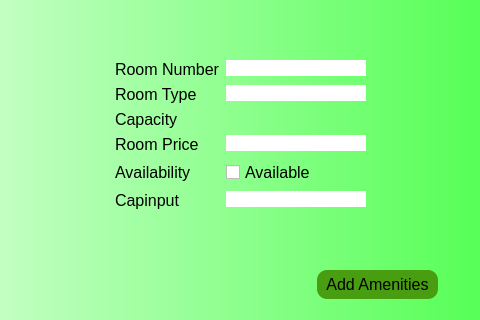
Above: mainwindow.ui from Nickolas-Skai/OOP-FINAL before the change; both pictures show x 275 to 755 and y 198 to 518 of the 1140 by 743 pixel window. Below: the same form after it.
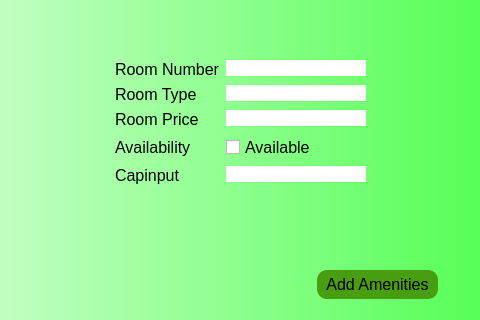
That is the form after the change. Icons and pictures are not drawn.

Patch:
```diff
--- a/mainwindow.ui
+++ b/mainwindow.ui
@@ -944,44 +944,37 @@
           <widget class="QLineEdit" name="roomTypeLineEdit"/>
          </item>
          <item row="2" column="0">
-          <widget class="QLabel" name="capacityLabel">
-           <property name="text">
-            <string>Capacity</string>
-           </property>
-          </widget>
-         </item>
-         <item row="3" column="0">
           <widget class="QLabel" name="priceLabel">
            <property name="text">
             <string>Room Price</string>
            </property>
           </widget>
          </item>
-         <item row="3" column="1">
+         <item row="2" column="1">
           <widget class="QLineEdit" name="priceLineEdit"/>
          </item>
-         <item row="6" column="0">
+         <item row="5" column="0">
           <widget class="QLabel" name="availabilityLabel">
            <property name="text">
             <string>Availability</string>
            </property>
           </widget>
          </item>
-         <item row="6" column="1">
+         <item row="5" column="1">
           <widget class="QCheckBox" name="availability_check">
            <property name="text">
             <string>Available</string>
            </property>
           </widget>
          </item>
-         <item row="7" column="0">
+         <item row="6" column="0">
           <widget class="QLabel" name="capinputLabel">
            <property name="text">
             <string>Capinput</string>
            </property>
           </widget>
          </item>
-         <item row="7" column="1">
+         <item row="6" column="1">
           <widget class="QLineEdit" name="capinputLineEdit"/>
          </item>
         </layout>
```
